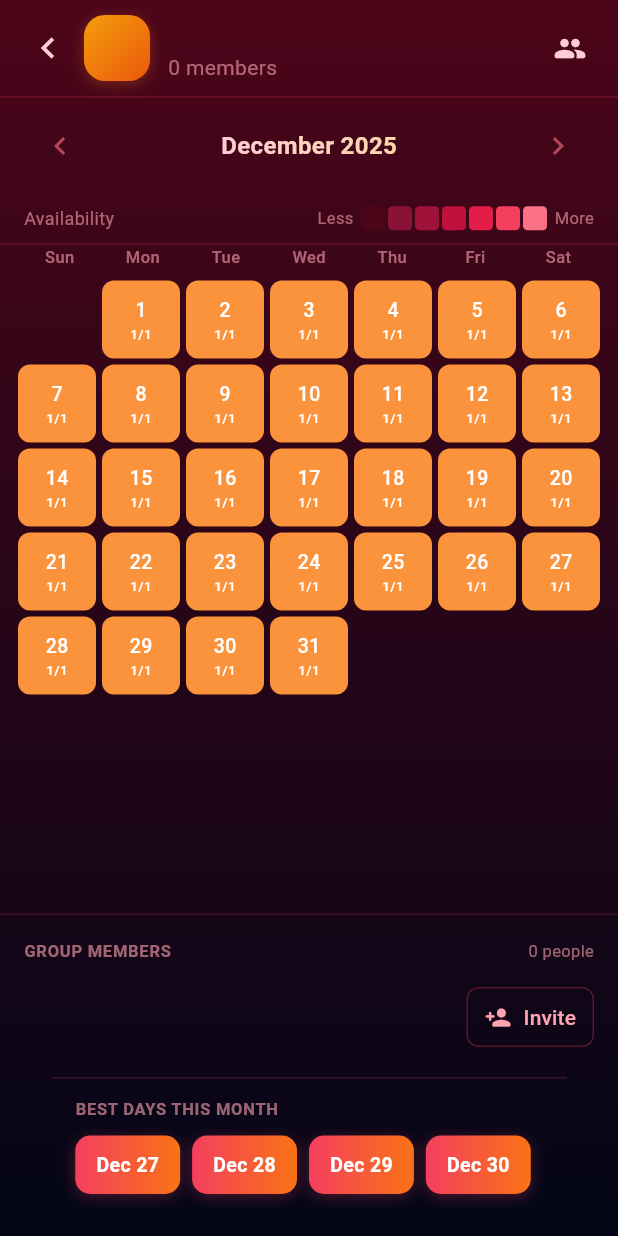
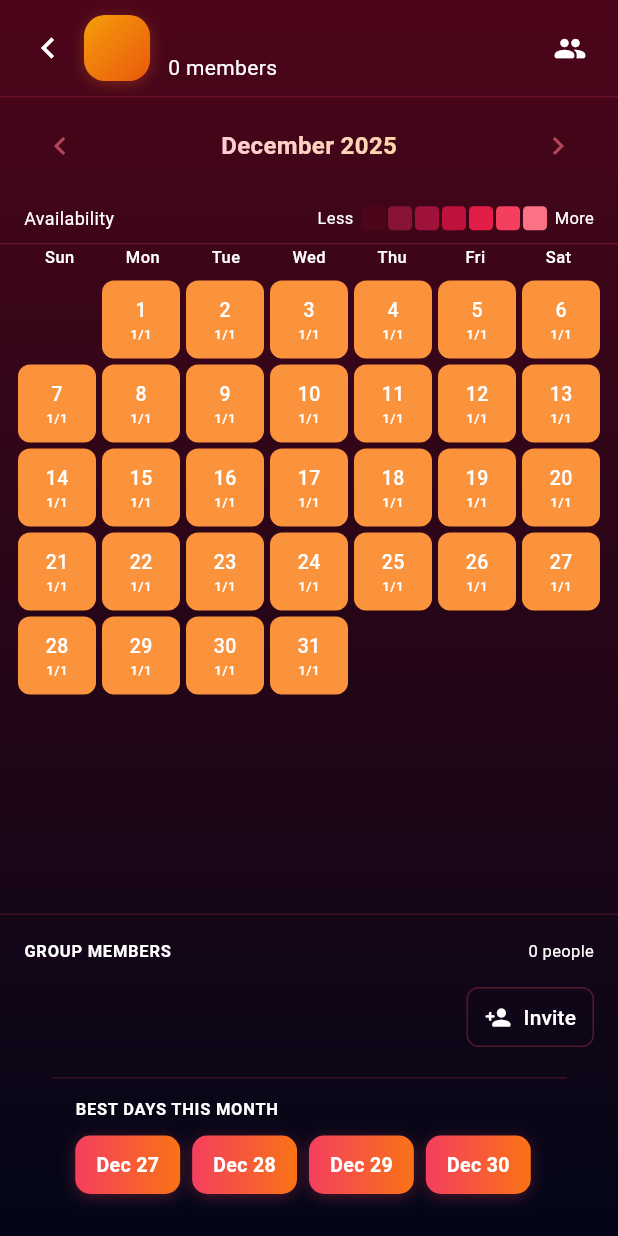
Before and after one commit to CalebTB/LockItIn, a Flutter app: the GroupDetailScreen screen opened directly with empty values, on a phone screen of 412 x 824 dp. Run offline on Flutter 3.47's test engine with Material 3 defaults, Android fonts, the phone set to English and light mode, and no system bars; our stand-ins replace equatable, flutter_secure_storage, shared_preferences, supabase_flutter; accounts and stored records are empty; Roboto replaces fonts that are missing (SF Pro).

Commit message:
fix: Make all text white on GroupDetailScreen for readability
- Member count, availability labels, day headers all now white
- Month navigation arrows now white
- GROUP MEMBERS label and count now white
- Invite button text and icon now white
- All muted rose colors replaced with solid white

🤖 Generated with [Claude Code](https://claude.com/claude-code)

Co-Authored-By: Claude Opus 4.5 <noreply@anthropic.com>

```diff
--- a/application/lockitin_app/lib/presentation/screens/group_detail_screen.dart
+++ b/application/lockitin_app/lib/presentation/screens/group_detail_screen.dart
@@ -170,7 +170,7 @@ class _GroupDetailScreenState extends State<GroupDetailScreen> {
           IconButton(
             onPressed: () => Navigator.of(context).pop(),
             icon: const Icon(Icons.chevron_left, size: 28),
-            color: _rose200,
+            color: Colors.white,
           ),
 
           // Group emoji
@@ -223,7 +223,7 @@ class _GroupDetailScreenState extends State<GroupDetailScreen> {
                   '${widget.group.memberCount} members',
                   style: TextStyle(
                     fontSize: 14,
-                    color: _rose300.withValues(alpha: 0.6),
+                    color: Colors.white,
                   ),
                 ),
               ],
@@ -234,7 +234,7 @@ class _GroupDetailScreenState extends State<GroupDetailScreen> {
           IconButton(
             onPressed: () => _showMembersSheet(context),
             icon: const Icon(Icons.people_rounded, size: 22),
-            color: _rose200,
+            color: Colors.white,
           ),
         ],
       ),
@@ -294,7 +294,7 @@ class _GroupDetailScreenState extends State<GroupDetailScreen> {
             'Availability',
             style: TextStyle(
               fontSize: 12,
-              color: _rose300.withValues(alpha: 0.6),
+              color: Colors.white,
             ),
           ),
           Row(
@@ -303,7 +303,7 @@ class _GroupDetailScreenState extends State<GroupDetailScreen> {
                 'Less',
                 style: TextStyle(
                   fontSize: 11,
-                  color: _rose300.withValues(alpha: 0.6),
+                  color: Colors.white,
                 ),
               ),
               const SizedBox(width: 4),
@@ -322,7 +322,7 @@ class _GroupDetailScreenState extends State<GroupDetailScreen> {
                 'More',
                 style: TextStyle(
                   fontSize: 11,
-                  color: _rose300.withValues(alpha: 0.6),
+                  color: Colors.white,
                 ),
               ),
             ],
@@ -386,7 +386,7 @@ class _GroupDetailScreenState extends State<GroupDetailScreen> {
                                 style: TextStyle(
                                   fontSize: 11,
                                   fontWeight: FontWeight.w500,
-                                  color: _rose300.withValues(alpha: 0.6),
+                                  color: Colors.white,
                                 ),
                               ),
                             ),
@@ -504,14 +504,14 @@ class _GroupDetailScreenState extends State<GroupDetailScreen> {
                       fontSize: 11,
                       fontWeight: FontWeight.w600,
                       letterSpacing: 0.5,
-                      color: _rose300.withValues(alpha: 0.6),
+                      color: Colors.white,
                     ),
                   ),
                   Text(
                     '${widget.group.memberCount} people',
                     style: TextStyle(
                       fontSize: 11,
-                      color: _rose300.withValues(alpha: 0.6),
+                      color: Colors.white,
                     ),
                   ),
                 ],
@@ -581,7 +581,7 @@ class _GroupDetailScreenState extends State<GroupDetailScreen> {
                         '+${members.length - 6}',
                         style: TextStyle(
                           fontSize: 13,
-                          color: _rose300.withValues(alpha: 0.6),
+                          color: Colors.white,
                         ),
                       ),
                     ),
@@ -591,10 +591,10 @@ class _GroupDetailScreenState extends State<GroupDetailScreen> {
                   // Invite button
                   TextButton.icon(
                     onPressed: () => _showInviteFlow(context),
-                    icon: Icon(Icons.person_add_rounded, size: 18, color: _rose300),
+                    icon: Icon(Icons.person_add_rounded, size: 18, color: Colors.white),
                     label: Text(
                       'Invite',
-                      style: TextStyle(color: _rose300),
+                      style: TextStyle(color: Colors.white),
                     ),
                     style: TextButton.styleFrom(
                       padding: const EdgeInsets.symmetric(horizontal: 12, vertical: 8),
@@ -650,7 +650,7 @@ class _GroupDetailScreenState extends State<GroupDetailScreen> {
               fontSize: 11,
               fontWeight: FontWeight.w600,
               letterSpacing: 0.5,
-              color: _rose300.withValues(alpha: 0.6),
+              color: Colors.white,
             ),
           ),
           const SizedBox(height: 10),
@@ -768,7 +768,7 @@ class _GroupDetailScreenState extends State<GroupDetailScreen> {
                         '$available/$totalMembers members available',
                         style: TextStyle(
                           fontSize: 14,
-                          color: _rose300.withValues(alpha: 0.6),
+                          color: Colors.white,
                         ),
                       ),
                     ],
@@ -877,14 +877,14 @@ class _GroupDetailScreenState extends State<GroupDetailScreen> {
                                         Icon(
                                           Icons.access_time,
                                           size: 12,
-                                          color: _rose300.withValues(alpha: 0.6),
+                                          color: Colors.white,
                                         ),
                                         const SizedBox(width: 4),
                                         Text(
                                           'All day', // Placeholder
                                           style: TextStyle(
                                             fontSize: 12,
-                                            color: _rose300.withValues(alpha: 0.6),
+                                            color: Colors.white,
                                           ),
                                         ),
                                       ],
```
